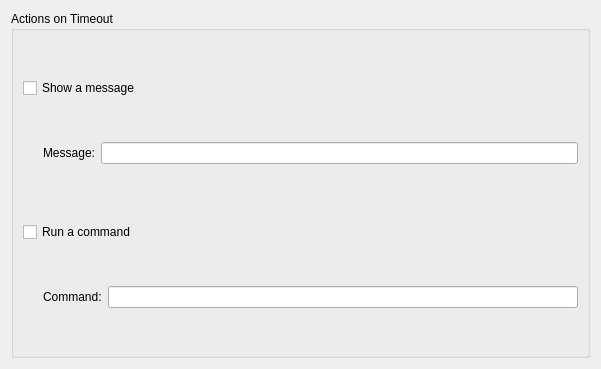
KDE/kdeplasma-addons, file applets/timer/timerConfig.ui: the form before one commit.
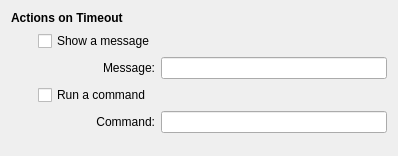
The form after the commit. Custom widgets are drawn as their Qt base class.

Commit message: Improved configuration UI. I may backport this commit.

What changed in the file:
```diff
--- a/applets/timer/timerConfig.ui
+++ b/applets/timer/timerConfig.ui
@@ -5,110 +5,109 @@
    <rect>
     <x>0</x>
     <y>0</y>
-    <width>601</width>
-    <height>369</height>
+    <width>398</width>
+    <height>156</height>
    </rect>
   </property>
-  <layout class="QVBoxLayout" name="verticalLayout_2" >
-   <item>
-    <widget class="QGroupBox" name="groupBox" >
-     <property name="title" >
+  <layout class="QGridLayout" name="gridLayout" >
+   <item row="0" column="0" colspan="3" >
+    <widget class="QLabel" name="label" >
+     <property name="font" >
+      <font>
+       <weight>75</weight>
+       <bold>true</bold>
+      </font>
+     </property>
+     <property name="text" >
       <string>Actions on Timeout</string>
      </property>
-     <layout class="QVBoxLayout" name="verticalLayout" >
-      <item>
-       <widget class="QCheckBox" name="showMessageCheckBox" >
-        <property name="text" >
-         <string>Show a message</string>
-        </property>
-       </widget>
-      </item>
-      <item>
-       <layout class="QHBoxLayout" name="horizontalLayout_3" >
-        <item>
-         <spacer name="horizontalSpacer_2" >
-          <property name="orientation" >
-           <enum>Qt::Horizontal</enum>
-          </property>
-          <property name="sizeType" >
-           <enum>QSizePolicy::Fixed</enum>
-          </property>
-          <property name="sizeHint" stdset="0" >
-           <size>
-            <width>20</width>
-            <height>20</height>
-           </size>
-          </property>
-         </spacer>
-        </item>
-        <item>
-         <widget class="QLabel" name="messageLabel" >
-          <property name="text" >
-           <string>Message:</string>
-          </property>
-         </widget>
-        </item>
-        <item>
-         <widget class="KLineEdit" name="messageLineEdit" />
-        </item>
-       </layout>
-      </item>
-      <item>
-       <spacer name="verticalSpacer" >
-        <property name="orientation" >
-         <enum>Qt::Vertical</enum>
-        </property>
-        <property name="sizeType" >
-         <enum>QSizePolicy::Fixed</enum>
-        </property>
-        <property name="sizeHint" stdset="0" >
-         <size>
-          <width>20</width>
-          <height>14</height>
-         </size>
-        </property>
-       </spacer>
-      </item>
-      <item>
-       <widget class="QCheckBox" name="runCommandCheckBox" >
-        <property name="text" >
-         <string>Run a command</string>
-        </property>
-       </widget>
-      </item>
-      <item>
-       <layout class="QHBoxLayout" name="horizontalLayout_2" >
-        <item>
-         <spacer name="horizontalSpacer" >
-          <property name="orientation" >
-           <enum>Qt::Horizontal</enum>
-          </property>
-          <property name="sizeType" >
-           <enum>QSizePolicy::Fixed</enum>
-          </property>
-          <property name="sizeHint" stdset="0" >
-           <size>
-            <width>20</width>
-            <height>20</height>
-           </size>
-          </property>
-         </spacer>
-        </item>
-        <item>
-         <widget class="QLabel" name="commandLabel" >
-          <property name="text" >
-           <string>Command:</string>
-          </property>
-         </widget>
-        </item>
-        <item>
-         <widget class="KLineEdit" name="commandLineEdit" />
-        </item>
-       </layout>
-      </item>
-     </layout>
     </widget>
    </item>
+   <item row="2" column="3" >
+    <widget class="KLineEdit" name="messageLineEdit" />
+   </item>
+   <item row="3" column="1" colspan="2" >
+    <widget class="QCheckBox" name="runCommandCheckBox" >
+     <property name="text" >
+      <string>Run a command</string>
+     </property>
+    </widget>
+   </item>
+   <item row="4" column="2" >
+    <widget class="QLabel" name="commandLabel" >
+     <property name="text" >
+      <string>Command:</string>
+     </property>
+     <property name="alignment" >
+      <set>Qt::AlignRight|Qt::AlignTrailing|Qt::AlignVCenter</set>
+     </property>
+    </widget>
+   </item>
+   <item row="4" column="3" >
+    <widget class="KLineEdit" name="commandLineEdit" />
+   </item>
+   <item row="2" column="2" >
+    <widget class="QLabel" name="messageLabel" >
+     <property name="text" >
+      <string>Message:</string>
+     </property>
+     <property name="alignment" >
+      <set>Qt::AlignRight|Qt::AlignTrailing|Qt::AlignVCenter</set>
+     </property>
+    </widget>
+   </item>
+   <item row="1" column="1" colspan="2" >
+    <widget class="QCheckBox" name="showMessageCheckBox" >
+     <property name="text" >
+      <string>Show a message</string>
+     </property>
+    </widget>
+   </item>
+   <item row="1" column="0" >
+    <spacer name="horizontalSpacer" >
+     <property name="orientation" >
+      <enum>Qt::Horizontal</enum>
+     </property>
+     <property name="sizeType" >
+      <enum>QSizePolicy::Fixed</enum>
+     </property>
+     <property name="sizeHint" stdset="0" >
+      <size>
+       <width>20</width>
+       <height>20</height>
+      </size>
+     </property>
+    </spacer>
+   </item>
+   <item row="2" column="1" >
+    <spacer name="horizontalSpacer_2" >
+     <property name="orientation" >
+      <enum>Qt::Horizontal</enum>
+     </property>
+     <property name="sizeType" >
+      <enum>QSizePolicy::Fixed</enum>
+     </property>
+     <property name="sizeHint" stdset="0" >
+      <size>
+       <width>20</width>
+       <height>20</height>
+      </size>
+     </property>
+    </spacer>
+   </item>
+   <item row="5" column="3" >
+    <spacer name="verticalSpacer" >
+     <property name="orientation" >
+      <enum>Qt::Vertical</enum>
+     </property>
+     <property name="sizeHint" stdset="0" >
+      <size>
+       <width>20</width>
+       <height>40</height>
+      </size>
+     </property>
+    </spacer>
+   </item>
   </layout>
  </widget>
  <customwidgets>
```
